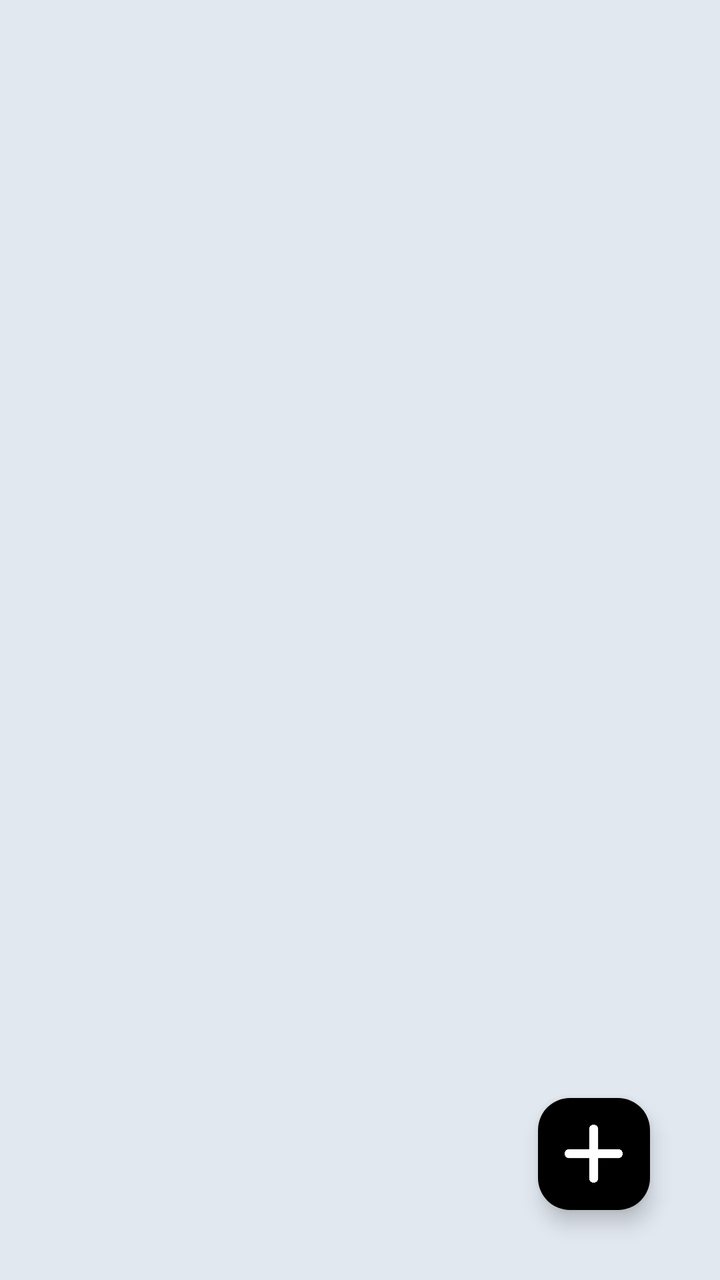
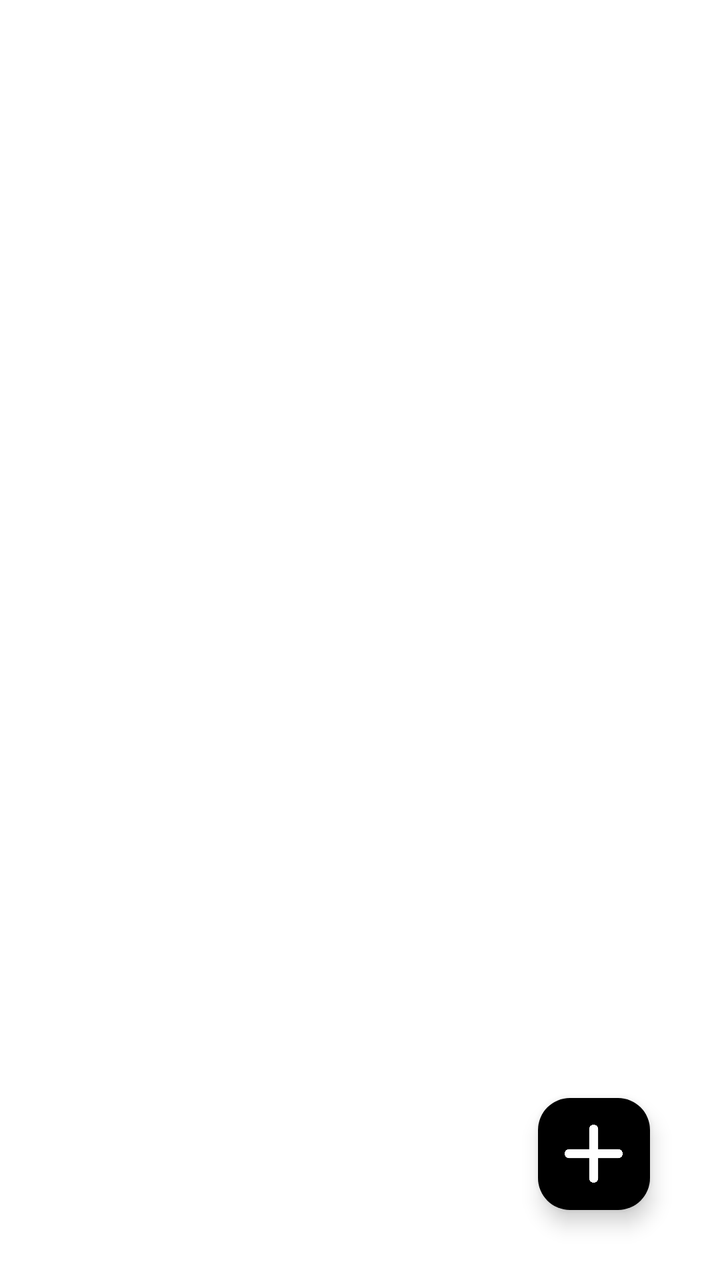

The first picture is an Android layout as it rendered before a commit; the second is the same layout after the commit. The layout source and the unified diff follow.
<!-- AndroidManifest.xml: application theme Theme.NoteIt -->
<!-- res/layout/fragment_task.xml -->
<?xml version="1.0" encoding="utf-8"?>
<RelativeLayout
    xmlns:android="http://schemas.android.com/apk/res/android"
    xmlns:tools="http://schemas.android.com/tools"
    android:layout_width="match_parent"
    android:layout_height="match_parent"
    xmlns:app="http://schemas.android.com/apk/res-auto"
    android:background="@color/card_border"
    tools:context=".taskFragment">

    <com.google.android.material.floatingactionbutton.FloatingActionButton
        android:id="@+id/btnAdd"
        android:layout_width="wrap_content"
        android:layout_height="wrap_content"
        android:layout_alignParentBottom="true"
        android:layout_alignParentEnd="true"
        android:layout_marginEnd="35dp"
        android:layout_marginBottom="35dp"
        android:backgroundTint="@color/black"
        app:tint="@color/white"
        android:src="@drawable/plus_sign"
        app:maxImageSize="29dp" />

    <androidx.recyclerview.widget.RecyclerView
        android:layout_width="match_parent"
        android:layout_height="match_parent"
        android:id="@+id/recyclerView"/>


</RelativeLayout>
<!-- resources referenced by this layout -->
<resources>
  <color name="black">#FF000000</color>
  <color name="card_border">#E2E8F0</color>
  <color name="white">#FFFFFFFF</color>
  <!-- drawable plus_sign: png bitmap (drawable, 4937 bytes) -->
  <style name="Theme.NoteIt" parent="Base.Theme.NoteIt" />
  <style name="Base.Theme.NoteIt" parent="Theme.Material3.DayNight.NoActionBar">
          
          <item name="colorPrimary">@color/primary</item>
          <item name="colorOnPrimary">@color/white</item>
          <item name="colorPrimaryContainer">@color/primary_container</item>
          <item name="colorSecondary">@color/secondary</item>
          <item name="android:windowBackground">@color/background</item>
          <item name="colorSurface">@color/surface</item>
          <item name="colorError">@color/error</item>
      </style>
  <color name="primary">#4F46E5</color>
  <color name="primary_container">#E0E7FF</color>
  <color name="secondary">#6366F1</color>
  <color name="background">#F8FAFC</color>
  <color name="surface">#FFFFFF</color>
  <color name="error">#EF4444</color>
</resources>

<!-- the commit's change to res/layout/fragment_task.xml (unified diff, before → after) -->
@@ -5,7 +5,7 @@
     android:layout_width="match_parent"
     android:layout_height="match_parent"
     xmlns:app="http://schemas.android.com/apk/res-auto"
-    android:background="@color/card_border"
+    android:background="@color/white"
     tools:context=".taskFragment">
 
     <com.google.android.material.floatingactionbutton.FloatingActionButton
<!-- resource entries referenced after the edit -->
@@ -1,7 +1,6 @@
 <!-- resources referenced by this layout -->
 <resources>
   <color name="black">#FF000000</color>
-  <color name="card_border">#E2E8F0</color>
   <color name="white">#FFFFFFFF</color>
   <!-- drawable plus_sign: png bitmap (drawable, 4937 bytes) -->
   <style name="Theme.NoteIt" parent="Base.Theme.NoteIt" />
